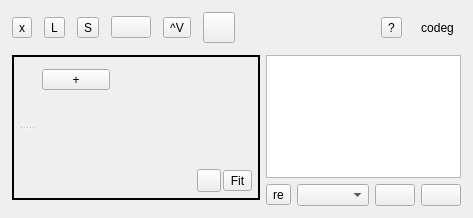
First picture: the form in src/Ui/AppWindow.ui, repository NikolayRag/codeg, before the edit.
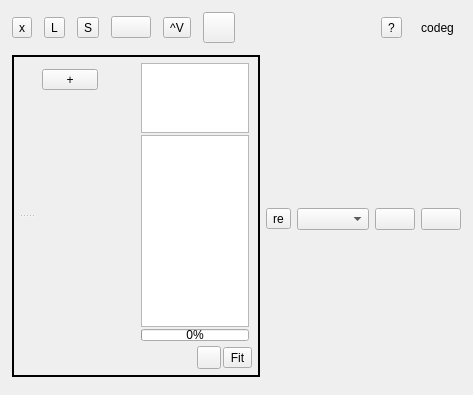
Second picture: the form after the edit. Icons and pictures are not drawn.

Commit message: add Trace OSD

What changed in the file:
```diff
--- a/src/Ui/AppWindow.ui
+++ b/src/Ui/AppWindow.ui
@@ -395,20 +395,7 @@
                   </layout>
                  </widget>
                 </item>
-                <item row="0" column="5">
-                 <spacer name="verticalSpacer_2">
-                  <property name="orientation">
-                   <enum>Qt::Vertical</enum>
-                  </property>
-                  <property name="sizeHint" stdset="0">
-                   <size>
-                    <width>20</width>
-                    <height>40</height>
-                   </size>
-                  </property>
-                 </spacer>
-                </item>
-                <item row="1" column="5">
+                <item row="1" column="7">
                  <layout class="QHBoxLayout" name="horizontalLayout_2">
                   <item>
                    <widget class="QToolButton" name="btnTraceView">
@@ -433,7 +420,7 @@
                   </item>
                  </layout>
                 </item>
-                <item row="1" column="4">
+                <item row="1" column="4" colspan="3">
                  <spacer name="horizontalSpacer_4">
                   <property name="orientation">
                    <enum>Qt::Horizontal</enum>
@@ -488,6 +475,111 @@
                   </item>
                  </layout>
                 </item>
+                <item row="0" column="4">
+                 <spacer name="verticalSpacer">
+                  <property name="orientation">
+                   <enum>Qt::Vertical</enum>
+                  </property>
+                  <property name="sizeHint" stdset="0">
+                   <size>
+                    <width>0</width>
+                    <height>0</height>
+                   </size>
+                  </property>
+                 </spacer>
+                </item>
+                <item row="0" column="6" colspan="2">
+                 <layout class="QGridLayout" name="layTrace">
+                  <property name="leftMargin">
+                   <number>3</number>
+                  </property>
+                  <property name="rightMargin">
+                   <number>3</number>
+                  </property>
+                  <property name="bottomMargin">
+                   <number>3</number>
+                  </property>
+                  <property name="horizontalSpacing">
+                   <number>3</number>
+                  </property>
+                  <item row="0" column="1">
+                   <widget class="QPlainTextEdit" name="frameDev">
+                    <property name="sizePolicy">
+                     <sizepolicy hsizetype="Expanding" vsizetype="Expanding">
+                      <horstretch>0</horstretch>
+                      <verstretch>0</verstretch>
+                     </sizepolicy>
+                    </property>
+                    <property name="maximumSize">
+                     <size>
+                      <width>140</width>
+                      <height>16777215</height>
+                     </size>
+                    </property>
+                    <property name="frameShadow">
+                     <enum>QFrame::Plain</enum>
+                    </property>
+                    <property name="lineWidth">
+                     <number>0</number>
+                    </property>
+                    <property name="undoRedoEnabled">
+                     <bool>false</bool>
+                    </property>
+                    <property name="lineWrapMode">
+                     <enum>QPlainTextEdit::NoWrap</enum>
+                    </property>
+                   </widget>
+                  </item>
+                  <item row="2" column="1">
+                   <widget class="QProgressBar" name="traceProg">
+                    <property name="maximumSize">
+                     <size>
+                      <width>140</width>
+                      <height>12</height>
+                     </size>
+                    </property>
+                    <property name="value">
+                     <number>0</number>
+                    </property>
+                   </widget>
+                  </item>
+                  <item row="1" column="1">
+                   <widget class="QPlainTextEdit" name="labStats">
+                    <property name="sizePolicy">
+                     <sizepolicy hsizetype="Expanding" vsizetype="Fixed">
+                      <horstretch>0</horstretch>
+                      <verstretch>0</verstretch>
+                     </sizepolicy>
+                    </property>
+                    <property name="maximumSize">
+                     <size>
+                      <width>140</width>
+                      <height>16777215</height>
+                     </size>
+                    </property>
+                    <property name="verticalScrollBarPolicy">
+                     <enum>Qt::ScrollBarAlwaysOff</enum>
+                    </property>
+                    <property name="horizontalScrollBarPolicy">
+                     <enum>Qt::ScrollBarAlwaysOff</enum>
+                    </property>
+                   </widget>
+                  </item>
+                 </layout>
+                </item>
+                <item row="0" column="5">
+                 <spacer name="horizontalSpacer_2">
+                  <property name="orientation">
+                   <enum>Qt::Horizontal</enum>
+                  </property>
+                  <property name="sizeHint" stdset="0">
+                   <size>
+                    <width>40</width>
+                    <height>20</height>
+                   </size>
+                  </property>
+                 </spacer>
+                </item>
                </layout>
               </widget>
              </item>
@@ -509,17 +601,7 @@
              <property name="bottomMargin">
               <number>0</number>
              </property>
-             <item row="1" column="1">
-              <widget class="QComboBox" name="listDevs">
-               <property name="sizePolicy">
-                <sizepolicy hsizetype="Minimum" vsizetype="Fixed">
-                 <horstretch>0</horstretch>
-                 <verstretch>0</verstretch>
-                </sizepolicy>
-               </property>
-              </widget>
-             </item>
-             <item row="1" column="3">
+             <item row="0" column="3">
               <widget class="QPushButton" name="btnDispFire">
                <property name="sizePolicy">
                 <sizepolicy hsizetype="Fixed" vsizetype="Fixed">
@@ -542,52 +624,43 @@
                </property>
               </widget>
              </item>
-             <item row="1" column="2">
-              <widget class="QPushButton" name="btnDispShot">
-               <property name="sizePolicy">
-                <sizepolicy hsizetype="Fixed" vsizetype="Fixed">
-                 <horstretch>0</horstretch>
-                 <verstretch>0</verstretch>
-                </sizepolicy>
-               </property>
-               <property name="text">
-                <string/>
-               </property>
-               <property name="icon">
-                <iconset>
-                 <normaloff>resource/icon-pack.svg</normaloff>resource/icon-pack.svg</iconset>
-               </property>
-               <property name="iconSize">
-                <size>
-                 <width>24</width>
-                 <height>24</height>
-                </size>
-               </property>
-              </widget>
-             </item>
-             <item row="1" column="0">
+             <item row="0" column="0">
               <widget class="QToolButton" name="btnRescan">
                <property name="text">
                 <string>re</string>
                </property>
               </widget>
              </item>
-             <item row="0" column="0" colspan="4">
-              <widget class="QPlainTextEdit" name="frameDev">
+             <item row="0" column="2">
+              <widget class="QPushButton" name="btnDispShot">
                <property name="sizePolicy">
-                <sizepolicy hsizetype="Ignored" vsizetype="Expanding">
+                <sizepolicy hsizetype="Fixed" vsizetype="Fixed">
                  <horstretch>0</horstretch>
                  <verstretch>0</verstretch>
                 </sizepolicy>
                </property>
-               <property name="frameShadow">
-                <enum>QFrame::Plain</enum>
+               <property name="text">
+                <string/>
                </property>
-               <property name="undoRedoEnabled">
-                <bool>false</bool>
+               <property name="icon">
+                <iconset>
+                 <normaloff>resource/icon-pack.svg</normaloff>resource/icon-pack.svg</iconset>
                </property>
-               <property name="lineWrapMode">
-                <enum>QPlainTextEdit::NoWrap</enum>
+               <property name="iconSize">
+                <size>
+                 <width>24</width>
+                 <height>24</height>
+                </size>
+               </property>
+              </widget>
+             </item>
+             <item row="0" column="1">
+              <widget class="QComboBox" name="listDevs">
+               <property name="sizePolicy">
+                <sizepolicy hsizetype="Minimum" vsizetype="Fixed">
+                 <horstretch>0</horstretch>
+                 <verstretch>0</verstretch>
+                </sizepolicy>
                </property>
               </widget>
              </item>
```
The commit also changes 3 other files.
